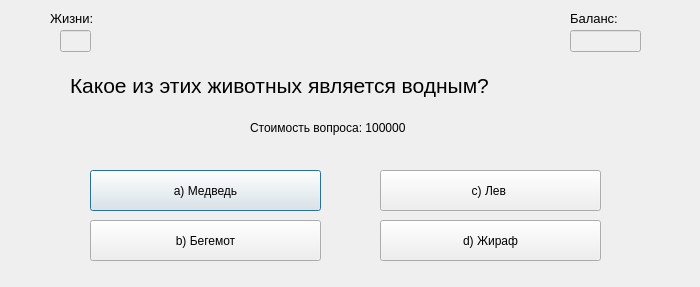
Before: the Qt Designer form ui_ui_files/question_window3_ui.ui in DelZeiT/How_to_become_a_millionaire, drawn with Qt 5.
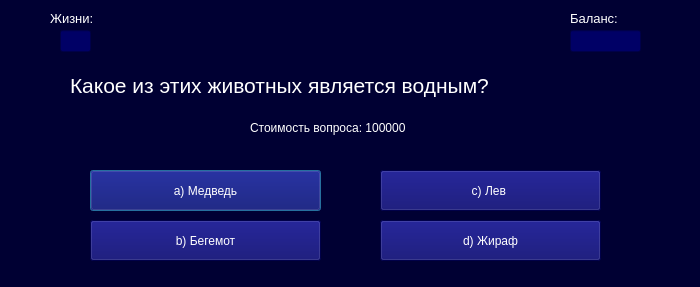
After: the same form once the commit is applied.

```diff
--- a/ui_ui_files/question_window3_ui.ui
+++ b/ui_ui_files/question_window3_ui.ui
@@ -25,6 +25,9 @@
   <property name="windowTitle">
    <string>Вопрос №3</string>
   </property>
+  <property name="styleSheet">
+   <string notr="true">background-color: #000033;</string>
+  </property>
   <widget class="QLabel" name="label_2">
    <property name="geometry">
     <rect>
@@ -39,6 +42,9 @@
      <pointsize>10</pointsize>
     </font>
    </property>
+   <property name="styleSheet">
+    <string notr="true">color: white</string>
+   </property>
    <property name="text">
     <string>Жизни:</string>
    </property>
@@ -55,6 +61,9 @@
      <height>22</height>
     </rect>
    </property>
+   <property name="styleSheet">
+    <string notr="true">background-color: #000066; color: white</string>
+   </property>
    <property name="text">
     <string/>
    </property>
@@ -73,6 +82,9 @@
      <pointsize>10</pointsize>
     </font>
    </property>
+   <property name="styleSheet">
+    <string notr="true">color: white</string>
+   </property>
    <property name="text">
     <string>Баланс:</string>
    </property>
@@ -89,6 +101,9 @@
      <height>22</height>
     </rect>
    </property>
+   <property name="styleSheet">
+    <string notr="true">background-color: #000066; color: white</string>
+   </property>
    <property name="text">
     <string/>
    </property>
@@ -107,6 +122,9 @@
      <pointsize>16</pointsize>
     </font>
    </property>
+   <property name="styleSheet">
+    <string notr="true">color: white</string>
+   </property>
    <property name="text">
     <string>Какое из этих животных является водным? </string>
    </property>
@@ -120,6 +138,9 @@
      <height>16</height>
     </rect>
    </property>
+   <property name="styleSheet">
+    <string notr="true">color: white</string>
+   </property>
    <property name="text">
     <string>Стоимость вопроса: 100000</string>
    </property>
@@ -133,6 +154,9 @@
      <height>41</height>
     </rect>
    </property>
+   <property name="styleSheet">
+    <string notr="true">background-color: #000066; color: white</string>
+   </property>
    <property name="text">
     <string>a) Медведь</string>
    </property>
@@ -146,6 +170,9 @@
      <height>41</height>
     </rect>
    </property>
+   <property name="styleSheet">
+    <string notr="true">background-color: #000066; color: white</string>
+   </property>
    <property name="text">
     <string> b) Бегемот </string>
    </property>
@@ -159,6 +186,9 @@
      <height>41</height>
     </rect>
    </property>
+   <property name="styleSheet">
+    <string notr="true">background-color: #000066; color: white</string>
+   </property>
    <property name="text">
     <string>c) Лев </string>
    </property>
@@ -172,6 +202,9 @@
      <height>41</height>
     </rect>
    </property>
+   <property name="styleSheet">
+    <string notr="true">background-color: #000066; color: white</string>
+   </property>
    <property name="text">
     <string>d) Жираф</string>
    </property>
```
